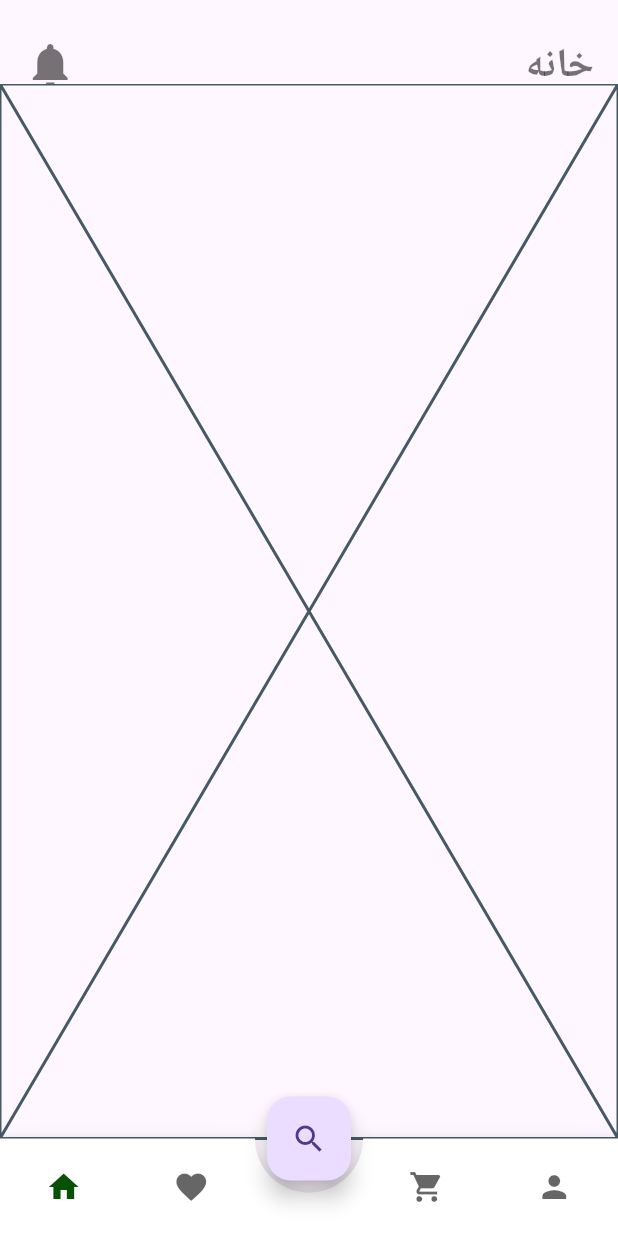
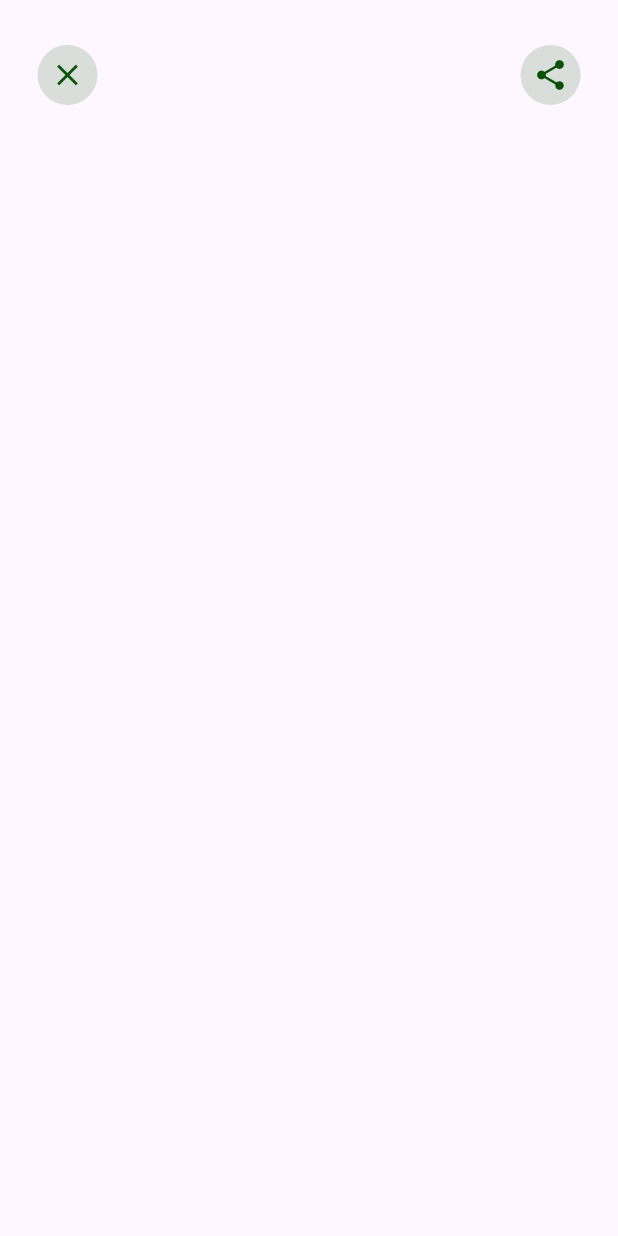
Before and after one commit to Shiroyaksha666/FullPlantApp, a Flutter app: the screen it shows after launch, on a phone screen of 412 x 824 dp. Run offline on Flutter 3.47's test engine with Material 3 defaults, Android fonts, the phone set to English and light mode, and no system bars; drawn by our look-alikes of animated_bottom_navigation_bar; our stand-ins replace dio.

Commit message:
making signup UI

```diff
--- a/lib/main.dart
+++ b/lib/main.dart
@@ -1,5 +1,5 @@
 import 'package:flutter/material.dart';
-import 'package:full_plant_app/ui/root/root_page.dart';
+import 'package:full_plant_app/ui/signup/signup_page.dart';
 
 void main() {
   runApp(const MainApp());
@@ -12,7 +12,7 @@ class MainApp extends StatelessWidget {
   Widget build(BuildContext context) {
     return const MaterialApp(
       debugShowCheckedModeBanner: false,
-      home: UnchangablePage(),
+      home: SignupPage(),
     );
   }
 }
--- a/lib/ui/root/root_page.dart
+++ b/lib/ui/root/root_page.dart
@@ -5,7 +5,6 @@ import 'package:full_plant_app/ui/cart/cart_page.dart';
 import 'package:full_plant_app/ui/catalog/catalaog_page.dart';
 import 'package:full_plant_app/ui/home/home_page.dart';
 import 'package:full_plant_app/ui/profile/profile_page.dart';
-import 'package:page_transition/page_transition.dart';
 
 class UnchangablePage extends StatefulWidget {
   const UnchangablePage({super.key});
--- /dev/null
+++ b/lib/ui/signup/signup_page.dart
@@ -0,0 +1,58 @@
+import 'package:flutter/material.dart';
+import 'package:full_plant_app/constants/constants.dart';
+
+class SignupPage extends StatefulWidget {
+  const SignupPage({super.key});
+
+  @override
+  State<SignupPage> createState() => _SignupPageState();
+}
+
+class _SignupPageState extends State<SignupPage> {
+  @override
+  Widget build(BuildContext context) {
+    Size size = MediaQuery.of(context).size;
+    return Scaffold(
+      body: SafeArea(
+        child: Stack(
+          children: [
+            Positioned(
+              top: 30,
+              left: 25,
+              right: 25,
+              child: Row(
+                mainAxisAlignment: MainAxisAlignment.spaceBetween,
+                children: [
+                  Container(
+                    height: 40,
+                    width: 40,
+                    decoration: BoxDecoration(
+                      shape: BoxShape.circle,
+                      color: Consts.primaryColor.withOpacity(0.15),
+                    ),
+                    child: Icon(
+                      Icons.close,
+                      color: Consts.primaryColor,
+                    ),
+                  ),
+                  Container(
+                    height: 40,
+                    width: 40,
+                    decoration: BoxDecoration(
+                      shape: BoxShape.circle,
+                      color: Consts.primaryColor.withOpacity(0.15),
+                    ),
+                    child: Icon(
+                      Icons.share,
+                      color: Consts.primaryColor,
+                    ),
+                  ),
+                ],
+              ),
+            ),
+          ],
+        ),
+      ),
+    );
+  }
+}
```
